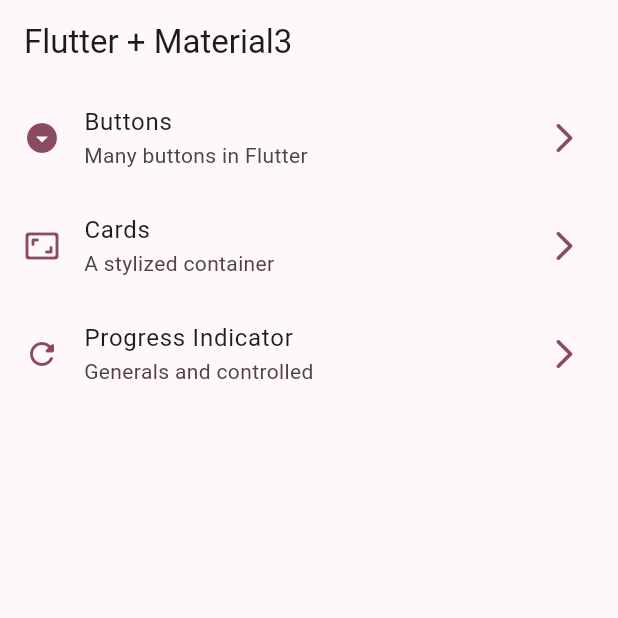
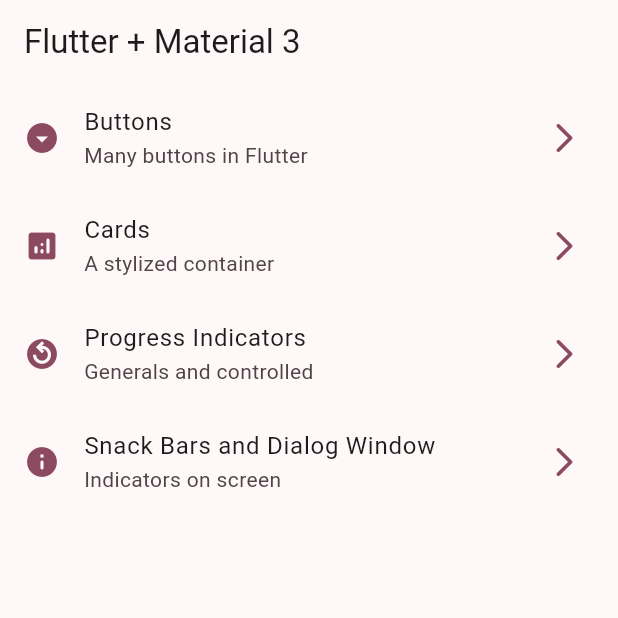
Before and after one commit to brunolujan/flutter_widgets_app, a Flutter app: the screen it shows after launch, on a phone screen of 412 x 824 dp, the top half of it. Run offline on Flutter 3.47's test engine with Material 2 defaults, Android fonts, the phone set to English and light mode, and no system bars; our stand-ins replace go_router.

Commit message:
Snackbars and Dialog Screen finished

```diff
--- a/lib/config/menu/menu_items.dart
+++ b/lib/config/menu/menu_items.dart
@@ -26,13 +26,20 @@ const appMenuItems = <MenuItem>[
     title: 'Cards',
     subTitle: 'A stylized container',
     link: '/cards',
-    icon: Icons.aspect_ratio_rounded
+    icon: Icons.analytics_rounded
   ),
 
     MenuItem(
-    title: 'Progress Indicator',
+    title: 'Progress Indicators',
     subTitle: 'Generals and controlled',
     link: '/progress',
-    icon: Icons.refresh_rounded
+    icon: Icons.replay_circle_filled_outlined
+  ),
+
+    MenuItem(
+    title: 'Snack Bars and Dialog Window',
+    subTitle: 'Indicators on screen',
+    link: '/snackbars',
+    icon: Icons.info_rounded
   ),
 ];
--- a/lib/config/router/app_router.dart
+++ b/lib/config/router/app_router.dart
@@ -28,5 +28,11 @@ final appRouter = GoRouter(
       name: ProgressScreen.name,
       builder: (context, state) => const ProgressScreen(),
     ),
+
+    GoRoute(
+      path: '/snackbars',
+      name: SnackbarScreen.name,
+      builder: (context, state) => const SnackbarScreen(),
+    ),
   ],
 );
--- a/lib/main.dart
+++ b/lib/main.dart
@@ -12,6 +12,7 @@ class MainApp extends StatelessWidget {
   @override
   Widget build(BuildContext context) {
     return MaterialApp.router(
+      title: 'Flutter Widgets',
       routerConfig: appRouter,
       debugShowCheckedModeBanner: false,
       theme: AppTheme(selectedColor: 8).getTheme(),
--- a/lib/presentation/screens/home/home_screen.dart
+++ b/lib/presentation/screens/home/home_screen.dart
@@ -11,7 +11,7 @@ class HomeScreen extends StatelessWidget {
   Widget build(BuildContext context) {
     return Scaffold(
       appBar: AppBar(
-        title: const Text('Flutter + Material3'),
+        title: const Text('Flutter + Material 3'),
       ),
       body: const _HomeView(),
     );
```
Also changed, not shown: lib/presentation/screens/snackbar/snackbar_screen.dart (+73 -1 lines).
